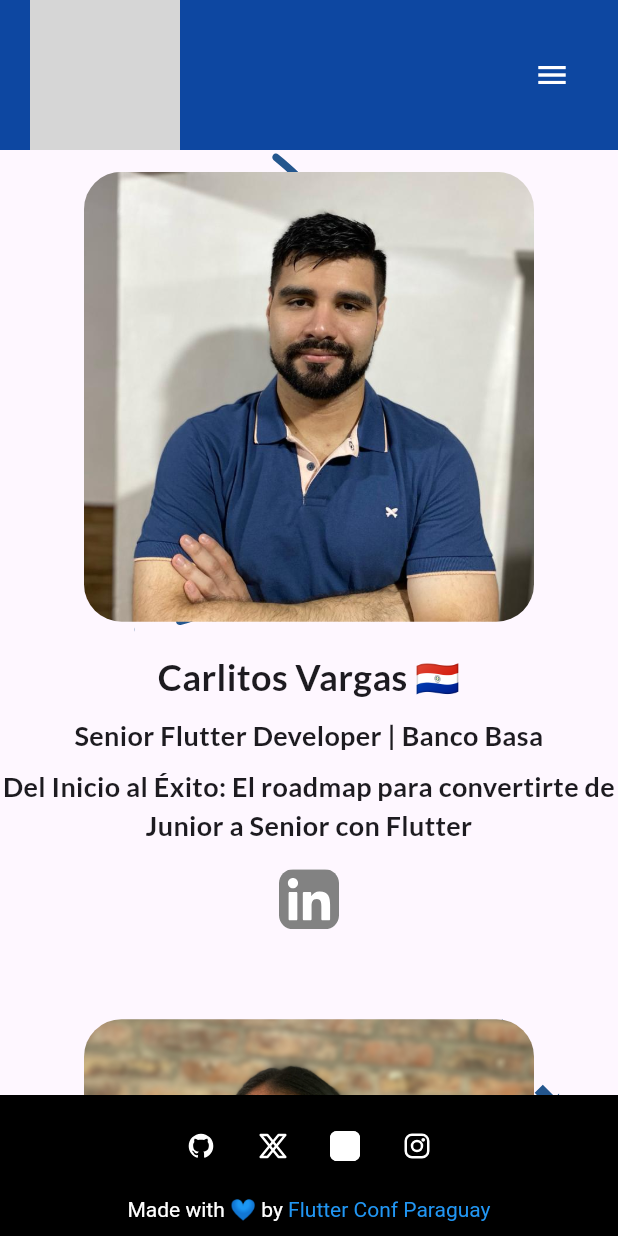
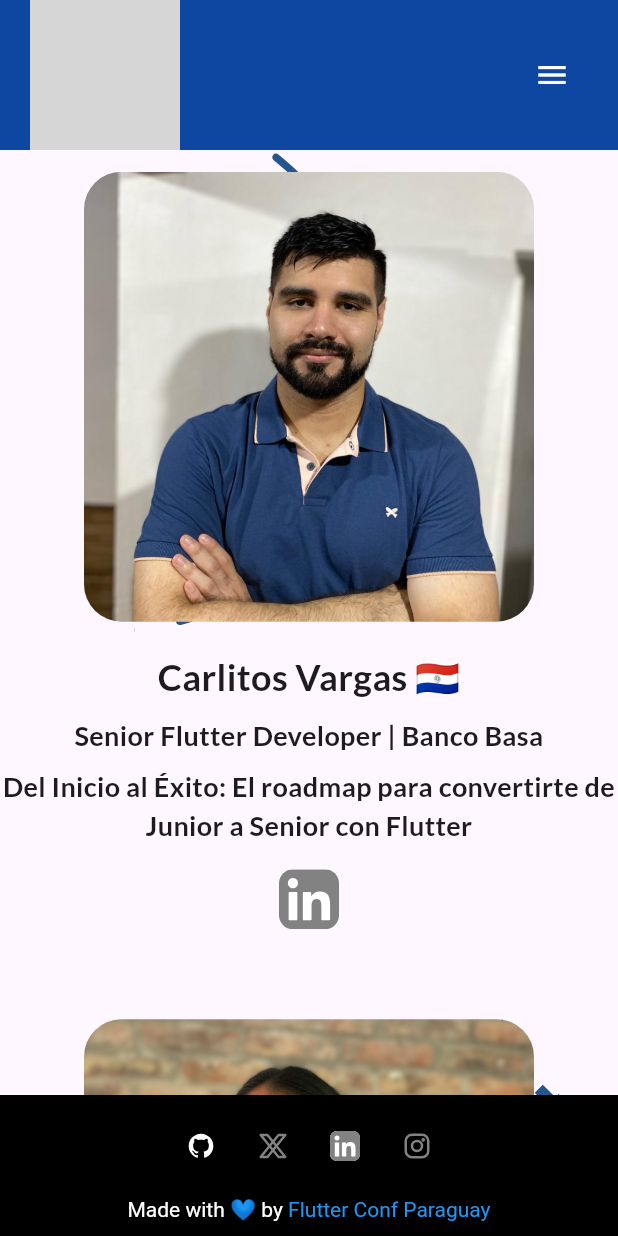
Before and after one commit to unacorbatanegra/flutter_conf_web, a Flutter app: the screen it shows after launch, scrolled down 576 dp, on a phone screen of 412 x 824 dp. Run offline on Flutter 3.47's test engine with Material 3 defaults, Android fonts, the light colour scheme and no system bars; our stand-ins replace animated_text_kit, dotted_border, equatable, flutter_screenutil, flutter_svg, go_router and 2 more; generated files the repository leaves out were written again; project files that could hold a hidden picture were left out; grey boxes are pictures that could not be loaded.

Commit message:
Update social media links in footer widget

```diff
--- a/lib/app/widgets/footer.dart
+++ b/lib/app/widgets/footer.dart
@@ -1,3 +1,5 @@
+// ignore_for_file: deprecated_member_use_from_same_package
+
 import 'package:flutter/material.dart';
 import 'package:flutter_conf_web/app/services/url_service.dart';
 import 'package:flutter_conf_web/gen/assets.gen.dart';
@@ -75,7 +77,8 @@ class _FooterDesktop extends StatelessWidget {
           tooltip: 'Github',
           onPressed: () {
             launchUrlSocialMedia(
-                'https://github.com/unacorbatanegra/flutter_conf_web');
+              'https://github.com/unacorbatanegra/flutter_conf_web',
+            );
           },
           icon: Assets.icons.github.svg(
             width: 20,
@@ -83,28 +86,26 @@ class _FooterDesktop extends StatelessWidget {
             color: Colors.white,
           ),
         ),
-        const SizedBox(width: 10),
         IconButton(
-          tooltip: 'Twitter',
+          tooltip: 'X',
           onPressed: () {
             launchUrlSocialMedia('https://twitter.com/flutter_py');
           },
           icon: Assets.icons.x.svg(
             width: 20,
             height: 20,
-            color: Colors.white,
           ),
         ),
         IconButton(
           tooltip: 'Linkedin',
           onPressed: () {
             launchUrlSocialMedia(
-                'https://www.linkedin.com/company/flutter-conf-paraguay-2024/');
+              'https://www.linkedin.com/company/flutter-conf-paraguay-2024/',
+            );
           },
           icon: Assets.icons.linkedin.svg(
             width: 20,
             height: 20,
-            color: Colors.white,
           ),
         ),
         // Add instagram
@@ -151,14 +152,13 @@ class _FooterMobile extends StatelessWidget {
               ),
             ),
             IconButton(
-              tooltip: 'Twitter',
+              tooltip: 'X',
               onPressed: () {
                 launchUrlSocialMedia('https://twitter.com/flutter_py');
               },
               icon: Assets.icons.x.svg(
                 width: 20,
                 height: 20,
-                color: Colors.white,
               ),
             ),
             IconButton(
@@ -170,7 +170,6 @@ class _FooterMobile extends StatelessWidget {
               icon: Assets.icons.linkedin.svg(
                 width: 20,
                 height: 20,
-                color: Colors.white,
               ),
             ),
             // Add instagram
@@ -183,7 +182,6 @@ class _FooterMobile extends StatelessWidget {
               icon: Assets.icons.instagram.svg(
                 width: 20,
                 height: 20,
-                color: Colors.white,
               ),
             ),
           ],
```
